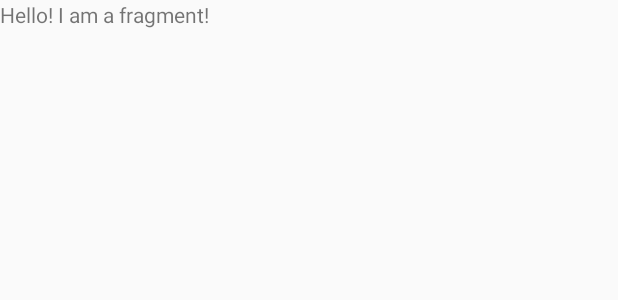
After one commit to rx3r0/Sunshine, an Android app: the layout fragment_detail.xml on its own in the app's theme, with its tools: preview values and no code run, on a phone screen of 412 x 824 dp. The commit adds this screen. Shown: the top 300 px of the screen. Run offline under Robolectric (Android 15) with nearby library versions, the phone set to English and light mode, and no system bars.

Commit message:
Create Detail Activity and Fragment

```diff
--- a/app/build.gradle
+++ b/app/build.gradle
@@ -24,7 +24,7 @@ android {
 
 dependencies {
     compile fileTree(dir: 'libs', include: ['*.jar'])
+    compile 'com.android.support:appcompat-v7:24.2.1'
+    compile 'com.android.support:support-v4:24.2.1'
     testCompile 'junit:junit:4.12'
-    compile 'com.android.support:appcompat-v7:24.2.0'
-    compile 'com.android.support:support-v4:24.2.0'
 }
--- /dev/null
+++ b/app/src/main/res/layout/fragment_detail.xml
@@ -0,0 +1,13 @@
+<FrameLayout xmlns:android="http://schemas.android.com/apk/res/android"
+    xmlns:tools="http://schemas.android.com/tools"
+    android:layout_width="match_parent"
+    android:layout_height="match_parent"
+    tools:context="com.example.android.sunshine.app.DetailFragment">
+
+    <!-- TODO: Update blank fragment layout -->
+    <TextView
+        android:layout_width="match_parent"
+        android:layout_height="match_parent"
+        android:text="@string/hello_blank_fragment" />
+
+</FrameLayout>
--- a/app/src/main/res/values/strings.xml
+++ b/app/src/main/res/values/strings.xml
@@ -9,4 +9,7 @@
 
     <!-- TODO: Temporary refresh button for debugging purposes only.  Remove when finished. -->
     <string name="action_refresh" translatable="false">Refresh</string>
+
+    <!-- DetailActivity Title -->
+    <string name="title_activity_detail">Detailed Forecast</string>
 </resources>
```
Also changed, not shown: app/src/main/AndroidManifest.xml (+12 -0 lines), app/src/main/java/com/example/android/sunshine/app/DetailActivity.java (added, +46 -0 lines), app/src/main/java/com/example/android/sunshine/app/DetailFragment.java (added, +29 -0 lines), app/src/main/java/com/example/android/sunshine/app/ForecastFragment.java (+12 -0 lines), app/src/main/res/layout/activity_detail.xml (added, +20 -0 lines), app/src/main/res/menu/menu_detail.xml (added, +13 -0 lines).
